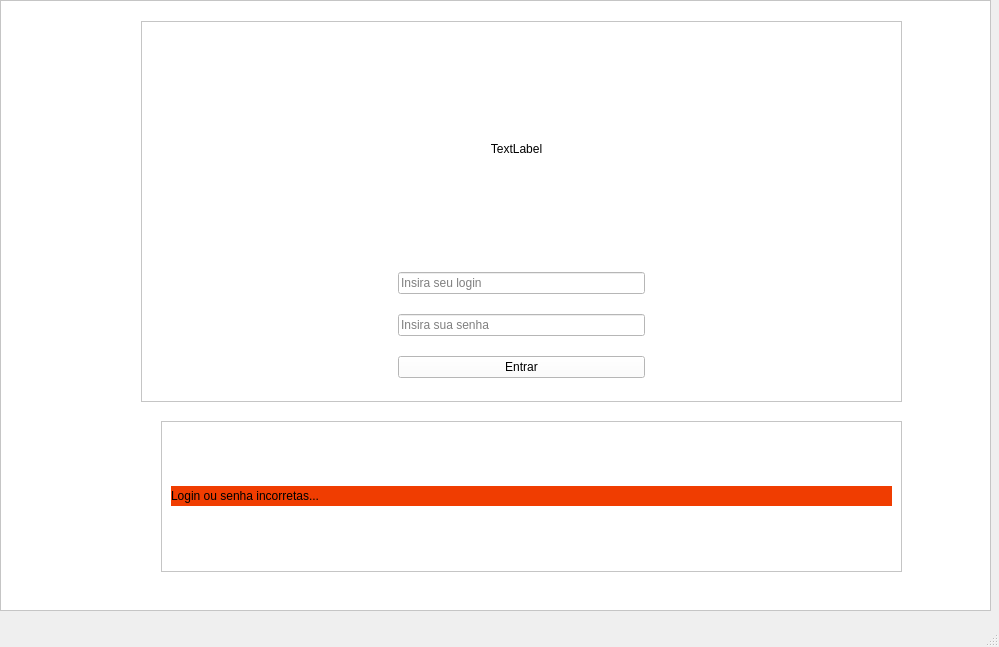
First picture: the form in gui.ui, repository davidreiseng/estacao_reciclagem, before the edit.
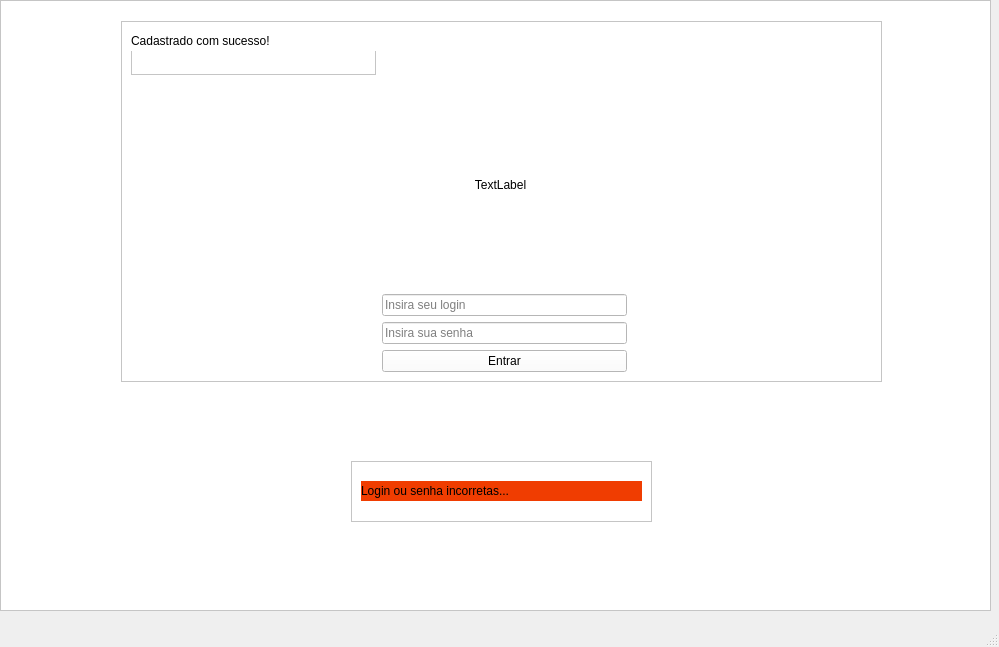
Second picture: the form after the edit. The open tabs and pages were chosen to show the change.

The edit to the form file:
```diff
--- a/gui.ui
+++ b/gui.ui
@@ -227,10 +227,10 @@
      <widget class="QFrame" name="frame_login">
       <property name="geometry">
        <rect>
-        <x>140</x>
+        <x>120</x>
         <y>20</y>
         <width>761</width>
-        <height>381</height>
+        <height>361</height>
        </rect>
       </property>
       <property name="frameShape">
@@ -240,7 +240,7 @@
        <enum>QFrame::Raised</enum>
       </property>
       <layout class="QGridLayout" name="gridLayout_2">
-       <item row="0" column="1">
+       <item row="1" column="1">
         <widget class="QLabel" name="label">
          <property name="sizePolicy">
           <sizepolicy hsizetype="Fixed" vsizetype="Fixed">
@@ -262,7 +262,7 @@
          </property>
         </widget>
        </item>
-       <item row="0" column="2">
+       <item row="1" column="2">
         <spacer name="horizontalSpacer_2">
          <property name="orientation">
           <enum>Qt::Horizontal</enum>
@@ -275,7 +275,7 @@
          </property>
         </spacer>
        </item>
-       <item row="2" column="1">
+       <item row="3" column="1">
         <widget class="QLineEdit" name="line_edit_senha">
          <property name="echoMode">
           <enum>QLineEdit::Password</enum>
@@ -285,7 +285,14 @@
          </property>
         </widget>
        </item>
-       <item row="1" column="1">
+       <item row="4" column="1">
+        <widget class="QPushButton" name="push_button_entrar">
+         <property name="text">
+          <string>Entrar</string>
+         </property>
+        </widget>
+       </item>
+       <item row="2" column="1">
         <widget class="QLineEdit" name="line_edit_login">
          <property name="text">
           <string/>
@@ -295,7 +302,7 @@
          </property>
         </widget>
        </item>
-       <item row="0" column="0">
+       <item row="1" column="0">
         <spacer name="horizontalSpacer">
          <property name="orientation">
           <enum>Qt::Horizontal</enum>
@@ -308,11 +315,30 @@
          </property>
         </spacer>
        </item>
-       <item row="3" column="1">
-        <widget class="QPushButton" name="push_button_entrar">
-         <property name="text">
-          <string>Entrar</string>
+       <item row="0" column="0">
+        <widget class="QFrame" name="frame_4_msg">
+         <property name="frameShape">
+          <enum>QFrame::StyledPanel</enum>
          </property>
+         <property name="frameShadow">
+          <enum>QFrame::Raised</enum>
+         </property>
+         <widget class="QLabel" name="label_4_msg">
+          <property name="geometry">
+           <rect>
+            <x>0</x>
+            <y>0</y>
+            <width>261</width>
+            <height>20</height>
+           </rect>
+          </property>
+          <property name="styleSheet">
+           <string notr="true"/>
+          </property>
+          <property name="text">
+           <string>Cadastrado com sucesso!</string>
+          </property>
+         </widget>
         </widget>
        </item>
       </layout>
@@ -320,10 +346,10 @@
      <widget class="QFrame" name="frame_erro_login">
       <property name="geometry">
        <rect>
-        <x>160</x>
-        <y>420</y>
-        <width>741</width>
-        <height>151</height>
+        <x>350</x>
+        <y>460</y>
+        <width>301</width>
+        <height>61</height>
        </rect>
       </property>
       <property name="frameShape">
```
Left out of the diff: 30 changed lines with no effect on the pictures.
